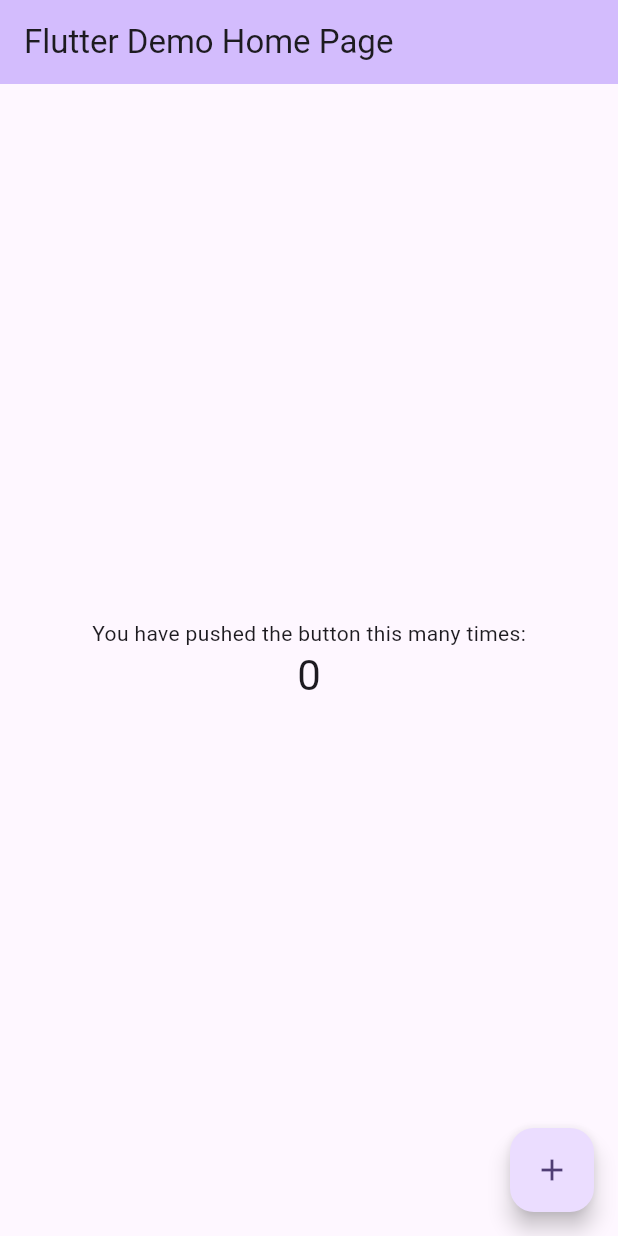
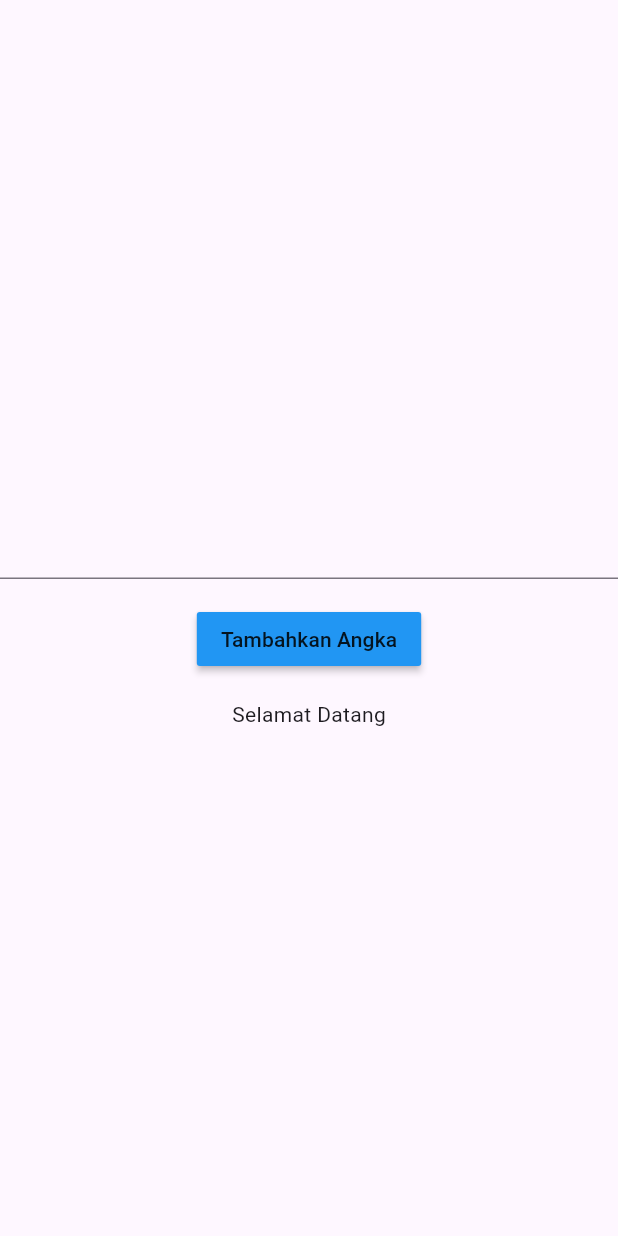
Before and after one commit to fikrihkll/flutter-ftui-materials, a Flutter app: the screen it shows after launch, on a phone screen of 412 x 824 dp. Run offline on Flutter 3.47's test engine with Material 3 defaults, Android fonts, the phone set to English and light mode, and no system bars; our stand-ins replace bloc, flutter_bloc.

Commit message:
feat: create state management

```diff
--- /dev/null
+++ b/lib/home_page.dart
@@ -0,0 +1,61 @@
+import 'package:flutter/material.dart';
+import 'package:hello_world/number_counter/number_counter_bloc.dart';
+import 'package:flutter_bloc/flutter_bloc.dart';
+
+class HomePage extends StatefulWidget {
+  const HomePage({super.key});
+
+  @override
+  State<HomePage> createState() => _HomePageState();
+}
+
+class _HomePageState extends State<HomePage> {
+
+  final TextEditingController _textInputController = TextEditingController();
+  final NumberCounterBloc numberCounterBloc = NumberCounterBloc();
+
+  @override
+  Widget build(BuildContext context) {
+    return MultiBlocProvider(
+      providers: [
+        BlocProvider<NumberCounterBloc>(create: (_) => numberCounterBloc)
+      ],
+      child: Scaffold(
+        body: SafeArea(
+          child: Column(
+            mainAxisAlignment: MainAxisAlignment.center,
+            children: [
+              TextField(
+                controller: _textInputController,
+              ),
+              const SizedBox(height: 16,),
+              MaterialButton(
+                  color: Colors.blue,
+                  child: Text("Tambahkan Angka"),
+                  onPressed: () {
+                    numberCounterBloc.add(AddNumberEvent(inputNumber: _textInputController.text));
+                  }
+              ),
+              const SizedBox(height: 16,),
+              BlocBuilder<NumberCounterBloc, NumberCounterState>(
+                  builder: (context, state) {
+                    if (state is AddNumberInitialState) {
+                      return Text("Selamat Datang");
+                    } else if (state is AddNumberSuccessState) {
+                      return Text("Hasil Penjumlahan: ${state.result}");
+                    } else if (state is AddNumberLoadingState) {
+                      return CircularProgressIndicator();
+                    } else if (state is AddNumberFailedState) {
+                      return Text("Penjumlahan gagal: ${state.message}");
+                    } else {
+                      throw Exception("Unhandled state");
+                    }
+                  }
+              )
+            ],
+          ),
+        ),
+      ),
+    );
+  }
+}
--- a/lib/main.dart
+++ b/lib/main.dart
@@ -1,4 +1,5 @@
 import 'package:flutter/material.dart';
+import 'package:hello_world/home_page.dart';
 
 void main() {
   runApp(const MyApp());
@@ -13,113 +14,10 @@ class MyApp extends StatelessWidget {
     return MaterialApp(
       title: 'Flutter Demo',
       theme: ThemeData(
-        // This is the theme of your application.
-        //
-        // TRY THIS: Try running your application with "flutter run". You'll see
-        // the application has a blue toolbar. Then, without quitting the app,
-        // try changing the seedColor in the colorScheme below to Colors.green
-        // and then invoke "hot reload" (save your changes or press the "hot
-        // reload" button in a Flutter-supported IDE, or press "r" if you used
-        // the command line to start the app).
-        //
-        // Notice that the counter didn't reset back to zero; the application
-        // state is not lost during the reload. To reset the state, use hot
-        // restart instead.
-        //
-        // This works for code too, not just values: Most code changes can be
-        // tested with just a hot reload.
         colorScheme: ColorScheme.fromSeed(seedColor: Colors.deepPurple),
         useMaterial3: true,
       ),
-      home: const MyHomePage(title: 'Flutter Demo Home Page'),
+      home: HomePage(),
     );
   }
 }
-
-class MyHomePage extends StatefulWidget {
-  const MyHomePage({super.key, required this.title});
-
-  // This widget is the home page of your application. It is stateful, meaning
-  // that it has a State object (defined below) that contains fields that affect
-  // how it looks.
-
-  // This class is the configuration for the state. It holds the values (in this
-  // case the title) provided by the parent (in this case the App widget) and
-  // used by the build method of the State. Fields in a Widget subclass are
-  // always marked "final".
-
-  final String title;
-
-  @override
-  State<MyHomePage> createState() => _MyHomePageState();
-}
-
-class _MyHomePageState extends State<MyHomePage> {
-  int _counter = 0;
-
-  void _incrementCounter() {
-    setState(() {
-      // This call to setState tells the Flutter framework that something has
-      // changed in this State, which causes it to rerun the build method below
-      // so that the display can reflect the updated values. If we changed
-      // _counter without calling setState(), then the build method would not be
-      // called again, and so nothing would appear to happen.
-      _counter++;
-    });
-  }
-
-  @override
-  Widget build(BuildContext context) {
-    // This method is rerun every time setState is called, for instance as done
-    // by the _incrementCounter method above.
-    //
-    // The Flutter framework has been optimized to make rerunning build methods
-    // fast, so that you can just rebuild anything that needs updating rather
-    // than having to individually change instances of widgets.
-    return Scaffold(
-      appBar: AppBar(
-        // TRY THIS: Try changing the color here to a specific color (to
-        // Colors.amber, perhaps?) and trigger a hot reload to see the AppBar
-        // change color while the other colors stay the same.
-        backgroundColor: Theme.of(context).colorScheme.inversePrimary,
-        // Here we take the value from the MyHomePage object that was created by
-        // the App.build method, and use it to set our appbar title.
-        title: Text(widget.title),
-      ),
-      body: Center(
-        // Center is a layout widget. It takes a single child and positions it
-        // in the middle of the parent.
-        child: Column(
-          // Column is also a layout widget. It takes a list of children and
-          // arranges them vertically. By default, it sizes itself to fit its
-          // children horizontally, and tries to be as tall as its parent.
-          //
-          // Column has various properties to control how it sizes itself and
-          // how it positions its children. Here we use mainAxisAlignment to
-          // center the children vertically; the main axis here is the vertical
-          // axis because Columns are vertical (the cross axis would be
-          // horizontal).
-          //
-          // TRY THIS: Invoke "debug painting" (choose the "Toggle Debug Paint"
-          // action in the IDE, or press "p" in the console), to see the
-          // wireframe for each widget.
-          mainAxisAlignment: MainAxisAlignment.center,
-          children: <Widget>[
-            const Text(
-              'You have pushed the button this many times:',
-            ),
-            Text(
-              '$_counter',
-              style: Theme.of(context).textTheme.headlineMedium,
-            ),
-          ],
-        ),
-      ),
-      floatingActionButton: FloatingActionButton(
-        onPressed: _incrementCounter,
-        tooltip: 'Increment',
-        child: const Icon(Icons.add),
-      ), // This trailing comma makes auto-formatting nicer for build methods.
-    );
-  }
-}
--- /dev/null
+++ b/lib/number_counter/number_counter_bloc.dart
@@ -0,0 +1,28 @@
+import 'package:bloc/bloc.dart';
+import 'package:meta/meta.dart';
+
+part 'number_counter_event.dart';
+part 'number_counter_state.dart';
+
+class NumberCounterBloc extends Bloc<NumberCounterEvent, NumberCounterState> {
+
+  int summationResult = 0;
+
+  NumberCounterBloc() : super(AddNumberInitialState()) {
+    on<AddNumberEvent>((event, emit) {
+      // Berikan state Loading sebelum proses dimulai
+      emit(AddNumberLoadingState());
+
+      String inputNumber = event.inputNumber;
+      try {
+        summationResult = int.parse(inputNumber) + summationResult;
+
+        // Proses penjumlahan berhasil, berikan state Success
+        emit(AddNumberSuccessState(result: summationResult));
+      } on Exception catch (exception) {
+        // Proses penjumlahan gagal, berikan state Failed
+        emit(AddNumberFailedState(message: exception.toString()));
+      }
+    });
+  }
+}
--- /dev/null
+++ b/lib/number_counter/number_counter_event.dart
@@ -0,0 +1,11 @@
+part of 'number_counter_bloc.dart';
+
+@immutable
+sealed class NumberCounterEvent {}
+
+class AddNumberEvent extends NumberCounterEvent {
+
+  final String inputNumber;
+  AddNumberEvent({required this.inputNumber});
+
+}
--- /dev/null
+++ b/lib/number_counter/number_counter_state.dart
@@ -0,0 +1,22 @@
+part of 'number_counter_bloc.dart';
+
+@immutable
+sealed class NumberCounterState {}
+
+final class AddNumberInitialState extends NumberCounterState {}
+
+final class AddNumberLoadingState extends NumberCounterState {}
+
+final class AddNumberSuccessState extends NumberCounterState {
+
+  final int result;
+  AddNumberSuccessState({required this.result});
+
+}
+
+final class AddNumberFailedState extends NumberCounterState {
+
+  final String message;
+  AddNumberFailedState({required this.message});
+
+}
--- a/pubspec.yaml
+++ b/pubspec.yaml
@@ -31,9 +31,7 @@ dependencies:
   flutter:
     sdk: flutter
 
-
-  # The following adds the Cupertino Icons font to your application.
-  # Use with the CupertinoIcons class for iOS style icons.
+  flutter_bloc: ^8.1.5
   cupertino_icons: ^1.0.2
 
 dev_dependencies:
```
Also changed, not shown: pubspec.lock.
